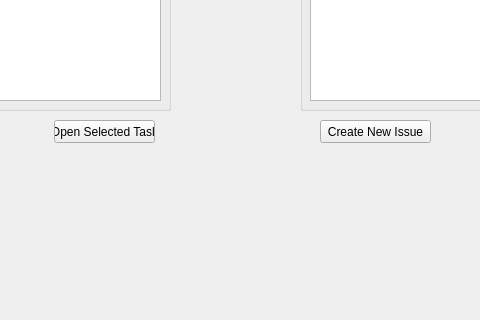
Gabriel0110/Project-Manager, file project_window_ui.ui: the form before one commit; both pictures show x 160 to 640 and y 280 to 600 of the 793 by 600 pixel window.
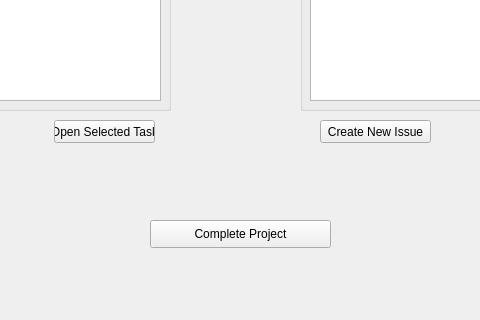
The form after the commit.

Commit message: Added UI for creating projects, UI for opening projects, functionality for selecting and opening projects from project list, ability to open project and populate the name and description of selected project.  Need to load tasks and issues now.

What changed in the file:
```diff
--- a/project_window_ui.ui
+++ b/project_window_ui.ui
@@ -248,6 +248,19 @@
      <string>Email Reminder</string>
     </property>
    </widget>
+   <widget class="QPushButton" name="complete_project_button">
+    <property name="geometry">
+     <rect>
+      <x>310</x>
+      <y>500</y>
+      <width>181</width>
+      <height>28</height>
+     </rect>
+    </property>
+    <property name="text">
+     <string>Complete Project</string>
+    </property>
+   </widget>
   </widget>
   <widget class="QMenuBar" name="menubar">
    <property name="geometry">
```
Left out of the diff: 2 changed lines with no effect on the pictures. The commit also changes 8 other files.
